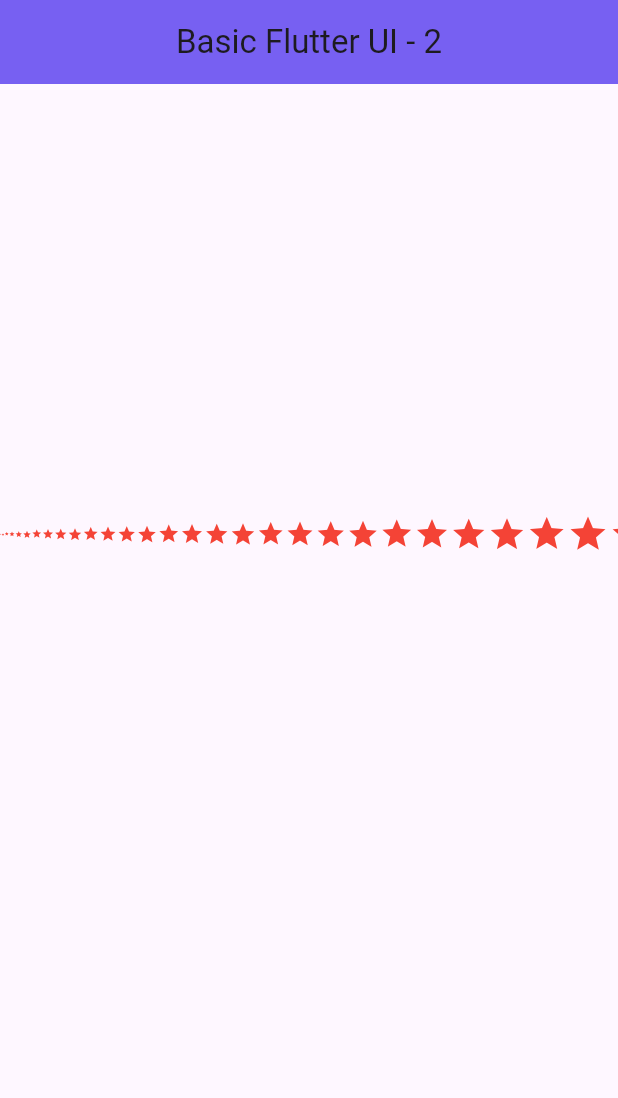
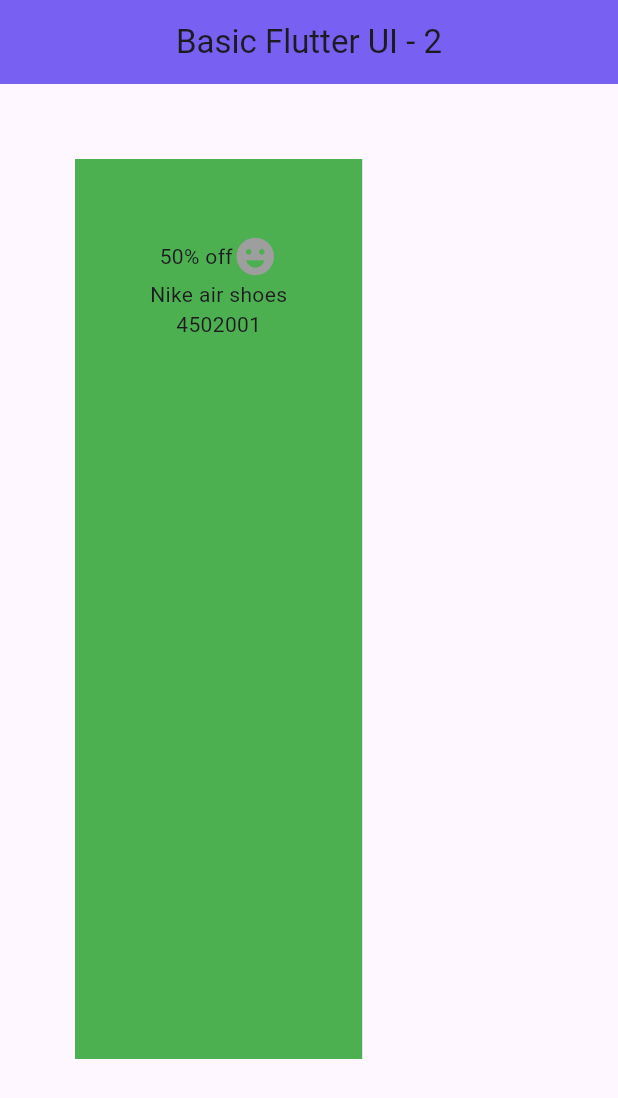
Before and after one commit to MahirTanzim/flutter_application_2, a Flutter app: the screen it shows after launch, on a phone screen of 412 x 824 dp. Shown: the top 1098 px of the screen. Run offline on Flutter 3.47's test engine with Material 3 defaults, Android fonts, the phone set to English and light mode, and no system bars.

Commit message:
tried domethimg

```diff
--- a/lib/main.dart
+++ b/lib/main.dart
@@ -22,19 +22,36 @@ class LabClass05 extends StatelessWidget{
         body: SingleChildScrollView(
           scrollDirection: Axis.horizontal,
           child: Container(
+            alignment: Alignment.center,
+            margin: EdgeInsets.all(50),
+            padding: EdgeInsets.all(50),
+            color: Colors.green,
             height: 600,
-            child: Row(
-              mainAxisAlignment: MainAxisAlignment.center,
-              crossAxisAlignment: CrossAxisAlignment.center,
-              children: List.generate(
-                100,
-                (index) => Icon(
-                  Icons.star,
-                  size: index.toDouble(),
-                  color: Colors.red,
+            child: Column(
+              children: [
+                Row(
+                  children: [
+                    Text("50% off"),
+                    Icon(
+                      Icons.emoji_emotions,
+                      size: 30,
+                      color: Colors.grey,
+                    )
+                  ],
+                ),
+                Row(
+                  children: [
+                    Text("Nike air shoes")
+                  ],
+                ),
+                Row(
+                  children: [
+                    Text("450"),
+                    Text("2001"),
+                  ],
                 )
-              ),
-            ),
+              ],
+            )
           ),
         ),
       ),
```
